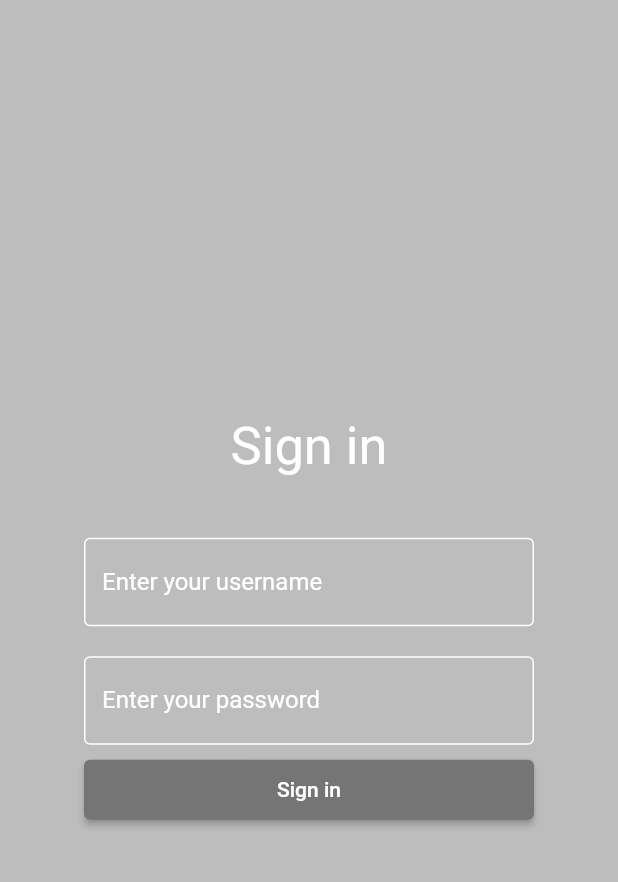
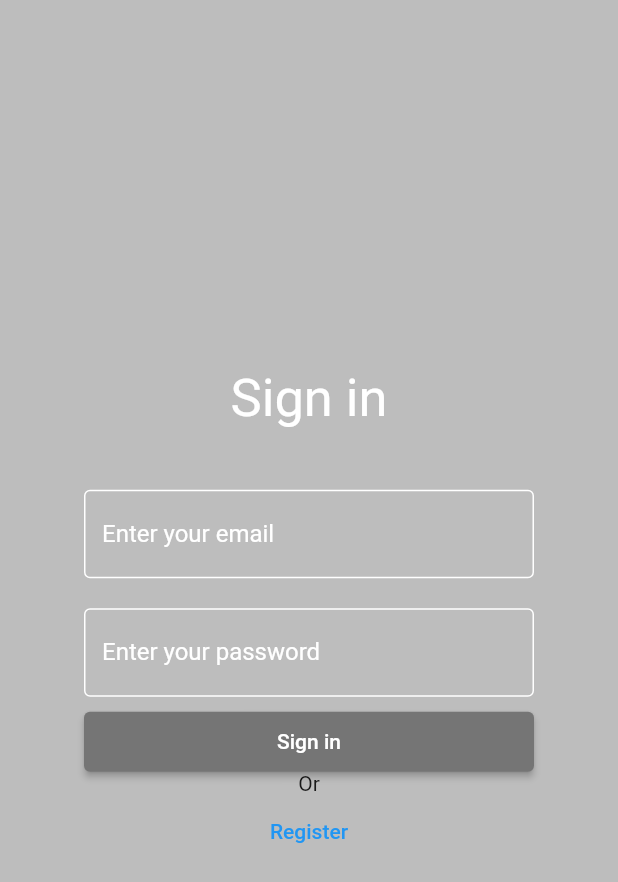
Before and after one commit to CsongorD/crypto-market-CsongorD, a Flutter app: the screen it shows after launch, after a tap on the "fingerprint" icon, on a phone screen of 412 x 824 dp. Shown: the top 882 px of the screen. Run offline on Flutter 3.47's test engine with Material 2 defaults, Android fonts, the phone set to English and light mode, and no system bars; our stand-ins replace shared_preferences; missing offline and left inert: flutter_circular_text; network calls fail.

Commit message:
add logging in feature

```diff
--- a/frontend/lib/pages/Login.dart
+++ b/frontend/lib/pages/Login.dart
@@ -1,7 +1,12 @@
-// ignore_for_file: file_names
+// ignore_for_file: file_names, use_build_context_synchronously
+
+import 'dart:convert';
 
 import 'package:flutter/material.dart';
+import 'package:frontend/methods/api.dart';
 import 'package:frontend/pages/Profile.dart';
+import 'package:frontend/pages/Register.dart';
+import 'package:shared_preferences/shared_preferences.dart';
 
 class Login extends StatefulWidget {
   const Login({super.key});
@@ -11,6 +16,37 @@ class Login extends StatefulWidget {
 }
 
 class _LoginState extends State<Login> {
+  TextEditingController email = TextEditingController();
+  TextEditingController password = TextEditingController();
+
+  void loginUser() async {
+    final data = {
+      'email': email.text.toString(),
+      'password': password.text.toString(),
+    };
+    final result = await API().postRequest(route: '/login', data: data);
+    final response = jsonDecode(result.body);
+    if (response['status'] == 200) {
+      final SharedPreferences prefs = await SharedPreferences.getInstance();
+      await prefs.setInt('user_id', response['user']['id']);
+      await prefs.setString('name', response['user']['name']);
+      await prefs.setString('email', response['user']['email']);
+      await prefs.setString('token', response['token']);
+      await prefs.setBool('is_logged_in', true);
+      ScaffoldMessenger.of(context).showSnackBar(
+        SnackBar(
+          content: Text(response['message']),
+        ),
+      );
+
+      Navigator.of(context).pushReplacement(
+        MaterialPageRoute(
+          builder: (context) => const Profile(),
+        ),
+      );
+    }
+  }
+
   @override
   Widget build(BuildContext context) {
     return Scaffold(
@@ -38,6 +74,7 @@ class _LoginState extends State<Login> {
                   margin: const EdgeInsets.all(10),
                   width: 300,
                   child: TextFormField(
+                    controller: email,
                     style: const TextStyle(
                       color: Colors.white,
                     ),
@@ -50,14 +87,36 @@ class _LoginState extends State<Login> {
                       labelStyle: TextStyle(color: Colors.white),
                       iconColor: Colors.white,
                       hintStyle: TextStyle(color: Colors.white),
-                      labelText: 'Enter your username',
+                      labelText: 'Enter your email',
                     ),
                   ),
                 ),
+                // Container(
+                //   margin: const EdgeInsets.all(10),
+                //   width: 300,
+                //   child: TextFormField(
+                //     controller: name,
+                //     style: const TextStyle(
+                //       color: Colors.white,
+                //     ),
+                //     cursorColor: Colors.white,
+                //     decoration: const InputDecoration(
+                //       enabledBorder: OutlineInputBorder(
+                //           borderSide: BorderSide(color: Colors.white)),
+                //       focusedBorder: OutlineInputBorder(
+                //           borderSide: BorderSide(color: Colors.white)),
+                //       labelStyle: TextStyle(color: Colors.white),
+                //       iconColor: Colors.white,
+                //       hintStyle: TextStyle(color: Colors.white),
+                //       labelText: 'Enter your username',
+                //     ),
+                //   ),
+                // ),
                 Container(
                   margin: const EdgeInsets.all(10),
                   width: 300,
                   child: TextFormField(
+                    controller: password,
                     style: const TextStyle(
                       color: Colors.white,
                     ),
@@ -82,14 +141,20 @@ class _LoginState extends State<Login> {
                         backgroundColor: Colors.grey[600],
                       ),
                       onPressed: () => {
-                            Navigator.push(
+                            loginUser(),
+                          },
+                      child: const Text("Sign in")),
+                ),
+                const Text('Or'),
+                TextButton(
+                    onPressed: () => {
+                          loginUser(),
+                          Navigator.push(
                               context,
                               MaterialPageRoute(
-                                  builder: (context) => const Profile()),
-                            )
-                          },
-                      child: const Text("Sign in")),
-                )
+                                  builder: (context) => const Register())),
+                        },
+                    child: const Text("Register"))
               ],
             ),
           ),
```
